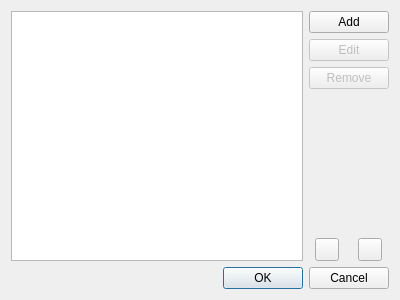
The window that src/ui/UserAgentsManagerDialog.ui (OtterBrowser/otter-browser) describes before a commit, drawn with Qt 5.
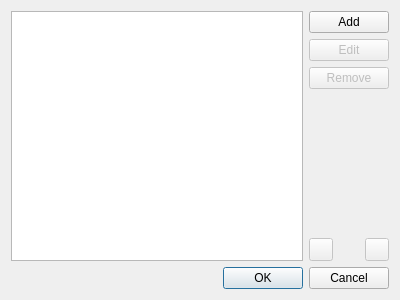
The same window after the commit. Custom widgets are drawn as their Qt base class.

Commit message: Setup view

```diff
--- a/src/ui/UserAgentsManagerDialog.ui
+++ b/src/ui/UserAgentsManagerDialog.ui
@@ -53,12 +53,21 @@
          <property name="orientation">
           <enum>Qt::Vertical</enum>
          </property>
+         <property name="sizeHint" stdset="0">
+          <size>
+           <width>0</width>
+           <height>0</height>
+          </size>
+         </property>
         </spacer>
        </item>
        <item>
         <layout class="QHBoxLayout" name="moveButtonsLayout">
          <item>
           <widget class="QToolButton" name="moveUpButton">
+           <property name="enabled">
+            <bool>false</bool>
+           </property>
            <property name="text">
             <string/>
            </property>
@@ -69,10 +78,19 @@
            <property name="orientation">
             <enum>Qt::Horizontal</enum>
            </property>
+           <property name="sizeHint" stdset="0">
+            <size>
+             <width>0</width>
+             <height>0</height>
+            </size>
+           </property>
           </spacer>
          </item>
          <item>
           <widget class="QToolButton" name="moveDownButton">
+           <property name="enabled">
+            <bool>false</bool>
+           </property>
            <property name="text">
             <string/>
            </property>
@@ -96,6 +114,13 @@
    </item>
   </layout>
  </widget>
+ <customwidgets>
+  <customwidget>
+   <class>Otter::TableViewWidget</class>
+   <extends>QTableView</extends>
+   <header>src/ui/TableViewWidget.h</header>
+  </customwidget>
+ </customwidgets>
  <resources/>
  <connections>
   <connection>
```
Left out of the diff: 2 changed lines with no effect on the pictures. The commit also changes 2 other files.
